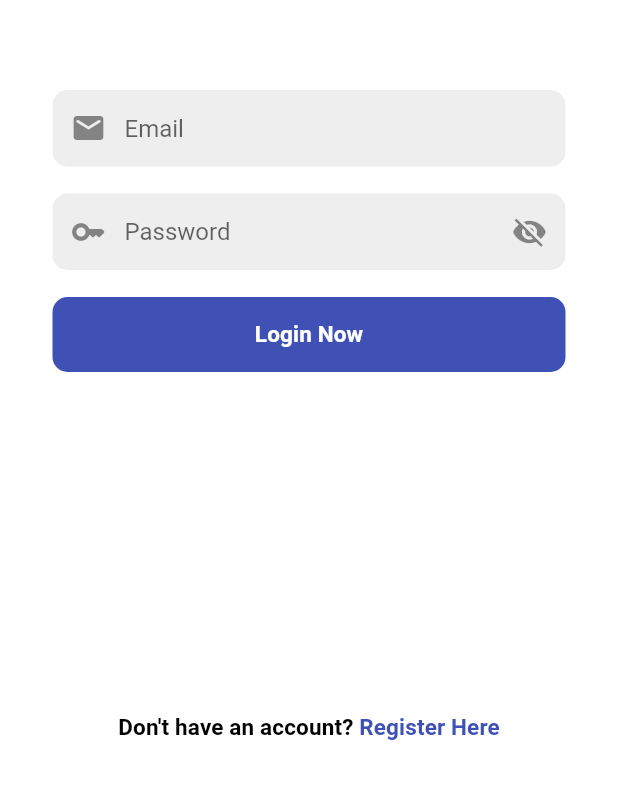
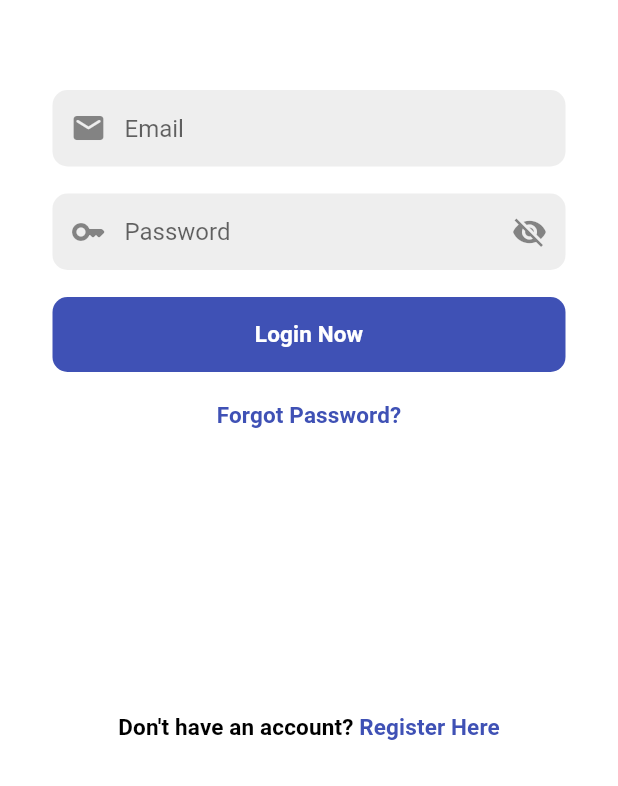
Before and after one commit to Rezuanul-Islam-Fahim/flutter_stripe_payments_app, a Flutter app: the screen it shows after launch, on a phone screen of 412 x 824 dp, the part 450-1236 px from its top. Run offline on Flutter 3.47's test engine with Material 2 defaults, Android fonts, the phone set to English and light mode, and no system bars; our stand-ins replace another_flushbar, cloud_firestore, email_validator, firebase_auth, firebase_core, flutter_svg; accounts and stored records are empty.

Commit message:
Add forgot password link

```diff
--- a/lib/views/auth/login.dart
+++ b/lib/views/auth/login.dart
@@ -20,13 +20,14 @@ class Login extends StatelessWidget {
             height: MediaQuery.of(context).size.height,
             child: Column(
               mainAxisAlignment: MainAxisAlignment.center,
-              children: const [
-                SizedBox(height: 140),
-                AuthPageHeading(),
-                AuthForm(authMode: AuthMode.login),
-                Spacer(),
-                AuthLink(authMode: AuthMode.login),
-                SizedBox(height: 30),
+              children: [
+                const SizedBox(height: 140),
+                const AuthPageHeading(),
+                const AuthForm(authMode: AuthMode.login),
+                _buildForgotPassword(context),
+                const Spacer(),
+                const AuthLink(authMode: AuthMode.login),
+                const SizedBox(height: 30),
               ],
             ),
           ),
@@ -34,4 +35,16 @@ class Login extends StatelessWidget {
       ),
     );
   }
+
+  Widget _buildForgotPassword(BuildContext context) {
+    return GestureDetector(
+      onTap: () {},
+      child: Text(
+        'Forgot Password?',
+        style: Theme.of(context).textTheme.titleSmall!.copyWith(
+              color: Theme.of(context).primaryColor,
+            ),
+      ),
+    );
+  }
 }
```
